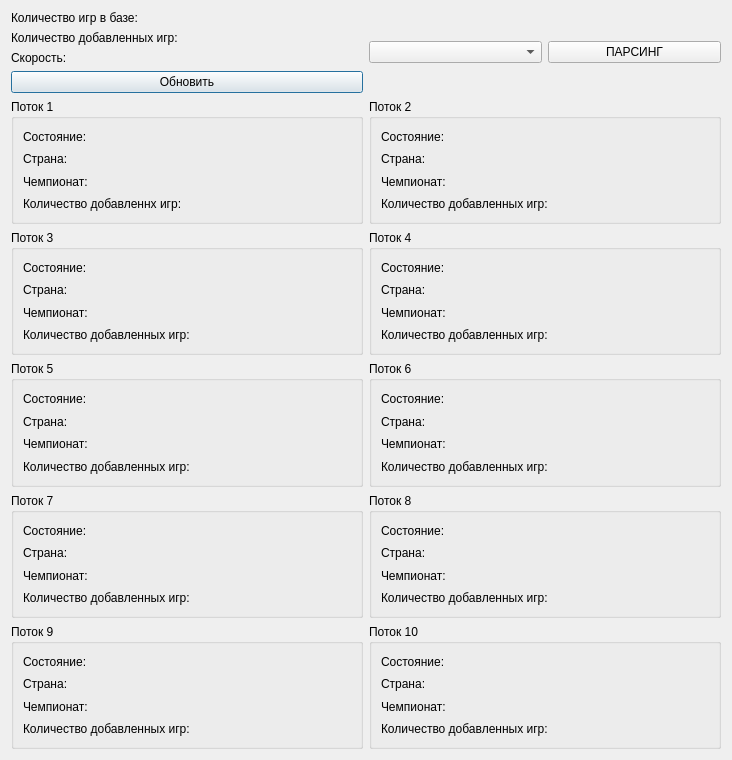
First picture: the form in multiparser.ui, repository isys35/odds_bk2, before the edit.
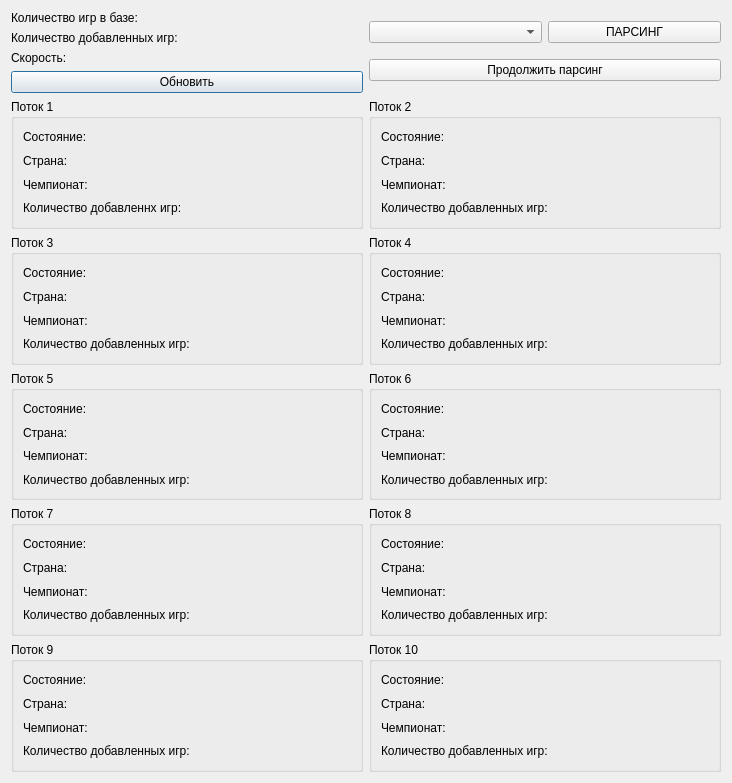
Second picture: the form after the edit.

Commit message: добавлен пустой метод

Diff of the .ui file:
```diff
--- a/multiparser.ui
+++ b/multiparser.ui
@@ -7,7 +7,7 @@
     <x>0</x>
     <y>0</y>
     <width>732</width>
-    <height>760</height>
+    <height>783</height>
    </rect>
   </property>
   <property name="windowTitle">
@@ -419,7 +419,9 @@
       </widget>
      </item>
      <item row="0" column="1">
-      <layout class="QHBoxLayout" name="horizontalLayout_3">
+      <layout class="QVBoxLayout" name="verticalLayout_13">
+       <item>
+        <layout class="QHBoxLayout" name="horizontalLayout">
        <item>
         <widget class="QComboBox" name="comboBox"/>
        </item>
@@ -427,6 +429,15 @@
         <widget class="QPushButton" name="pushButton_2">
          <property name="text">
           <string>ПАРСИНГ</string>
+           </property>
+          </widget>
+         </item>
+        </layout>
+       </item>
+       <item>
+        <widget class="QPushButton" name="pushButton_3">
+         <property name="text">
+          <string>Продолжить парсинг</string>
          </property>
         </widget>
        </item>
```
Lines whose indentation alone changed are shown as unchanged. The commit also changes 1 other file.
